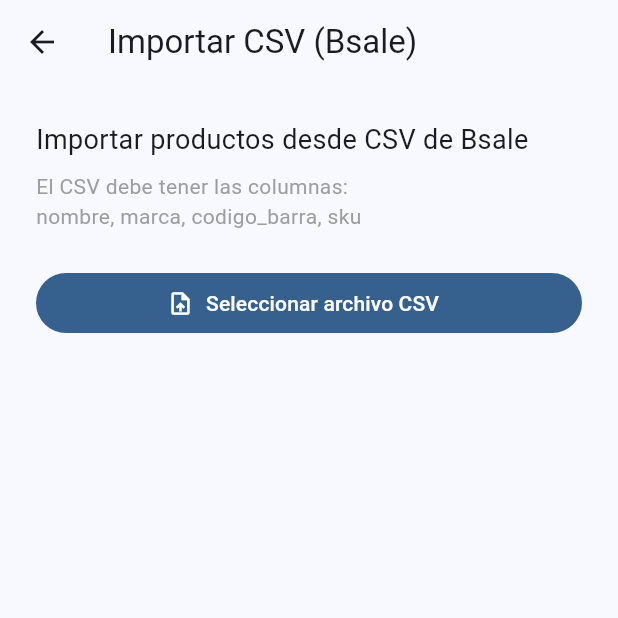
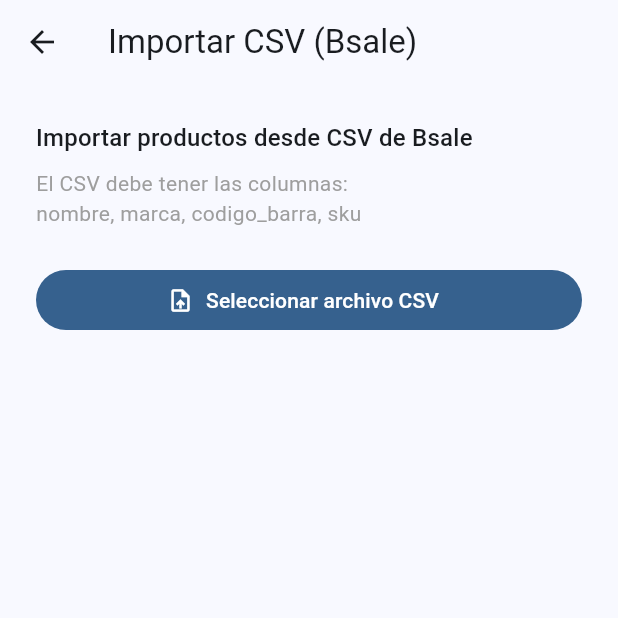
Before and after one commit to valeriamch-cpu/New-Valerita, a Flutter app: the ImportarCsvScreen screen opened directly, on a phone screen of 412 x 824 dp, the top half of it. Run offline on Flutter 3.47's test engine with Material 3 defaults, Android fonts, the phone set to English and light mode, and no system bars; our stand-ins replace csv, file_picker, sqflite, sqflite_common_ffi; accounts and stored records are empty.

Commit message:
Fix code review: remove deprecated ignore, use theme text style
Agent-Logs-Url: https://github.com/valeriamch-cpu/New-Valerita/sessions/f6935cbf-bc74-4e07-9e54-1dd5df93a737

Co-authored-by: valeriamch-cpu <225433956+valeriamch-cpu@users.noreply.github.com>

```diff
--- a/lib/ui/screens/importar_csv_screen.dart
+++ b/lib/ui/screens/importar_csv_screen.dart
@@ -80,7 +80,7 @@ class _ImportarCsvScreenState extends State<ImportarCsvScreen> {
           children: [
             Text(
               'Importar productos desde CSV de Bsale',
-              style: const TextStyle(fontSize: 18),
+              style: Theme.of(context).textTheme.titleMedium,
             ),
             const SizedBox(height: 8),
             const Text(
--- a/lib/ui/screens/movimiento_screen.dart
+++ b/lib/ui/screens/movimiento_screen.dart
@@ -136,7 +136,6 @@ class _MovimientoScreenState extends State<MovimientoScreen> {
           const SizedBox(height: 12),
           Consumer<InventarioProvider>(
             builder: (context, inv, _) => DropdownButtonFormField<Caja>(
-              // ignore: deprecated_member_use
               value: _caja,
               decoration: const InputDecoration(
                 labelText: 'Caja destino/origen',
```
